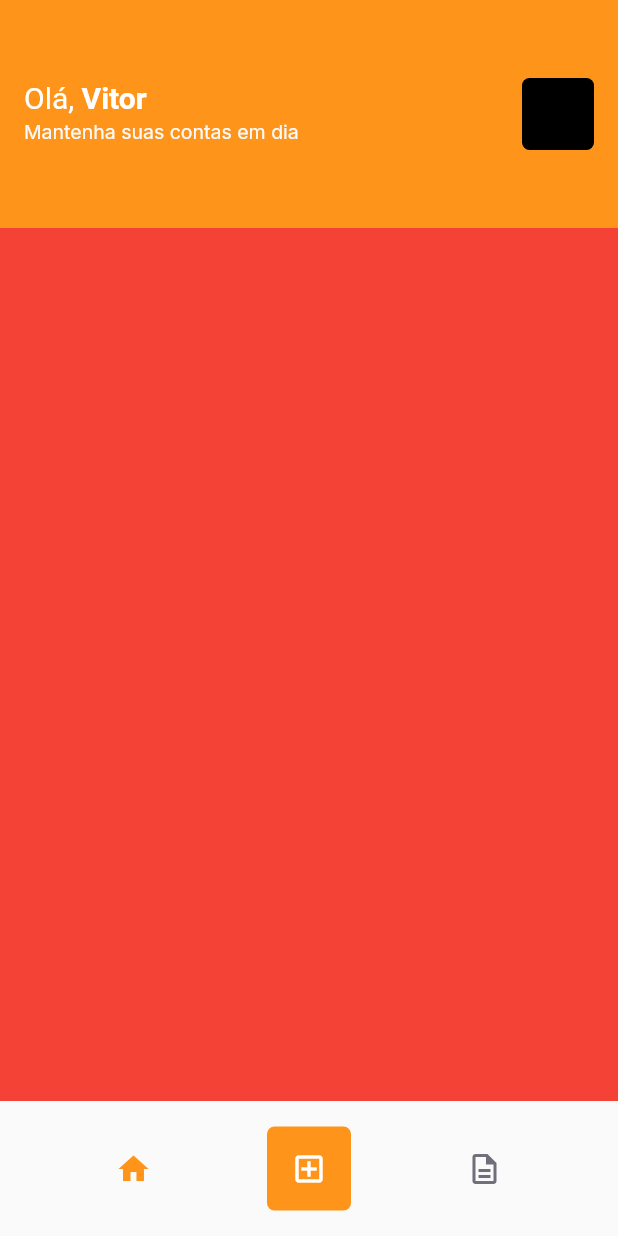
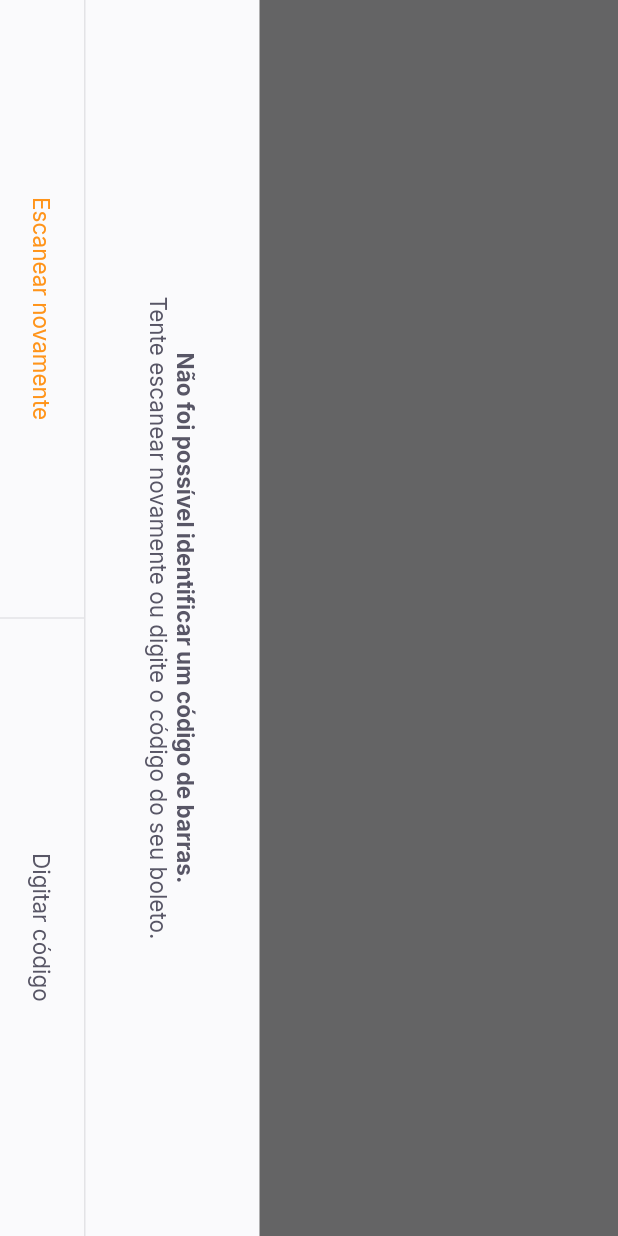
Before and after one commit to rondonVitor/payflow, a Flutter app: the HomePage screen opened by its route, after a tap on the "add box" icon, on a phone screen of 412 x 824 dp. Run offline on Flutter 3.47's test engine with Material 2 defaults, Android fonts, the phone set to English and light mode, and no system bars; our stand-ins replace firebase_core, google_fonts, google_sign_in, shared_preferences; missing offline and left inert: google_ml_kit; accounts and stored records are empty.

Commit message:
Added BarcodeScannerPage

```diff
--- a/lib/app_widget.dart
+++ b/lib/app_widget.dart
@@ -1,4 +1,7 @@
 import 'package:flutter/material.dart';
+import 'package:flutter/services.dart';
+import 'package:google_ml_kit/google_ml_kit.dart';
+import 'package:payflow/modules/barcode_scanner/barcode_scanner_page.dart';
 import 'package:payflow/modules/home/home_page.dart';
 import 'package:payflow/modules/splash/splash_page.dart';
 
@@ -6,11 +9,20 @@ import 'modules/login/login_page.dart';
 import 'shared/themes/app_colors.dart';
 
 class AppWidget extends StatelessWidget {
+
+  AppWidget() {
+    SystemChrome.setPreferredOrientations([
+      DeviceOrientation.portraitDown,
+      DeviceOrientation.portraitUp,
+    ]);
+  }
+
   @override
   Widget build(BuildContext context) {
     return MaterialApp(
       title: 'Pay Flow',
       theme: ThemeData(
+        primarySwatch: Colors.orange,
         primaryColor: AppColors.primary,
       ),
       initialRoute: "/splash",
@@ -18,6 +30,7 @@ class AppWidget extends StatelessWidget {
         "/splash" : (context) => SplashPage(),
         "/home" : (context) => HomePage(),
         "/login" : (context) => LoginPage(),
+        "/barcode_scanner" : (context) => BarcodeScannerPage(),
       }
     );
   }
--- /dev/null
+++ b/lib/modules/barcode_scanner/barcode_scanner_page.dart
@@ -0,0 +1,62 @@
+import 'package:flutter/material.dart';
+import 'package:payflow/shared/themes/app_colors.dart';
+import 'package:payflow/shared/themes/app_text_styles.dart';
+import 'package:payflow/shared/widgets/bottom_sheet/bottom_sheet_widget.dart';
+import 'package:payflow/shared/widgets/set_label_buttons/set_label_buttons.dart';
+
+class BarcodeScannerPage extends StatefulWidget {
+  const BarcodeScannerPage({Key? key}) : super(key: key);
+
+  @override
+  _BarcodeScannerPageState createState() => _BarcodeScannerPageState();
+}
+
+class _BarcodeScannerPageState extends State<BarcodeScannerPage> {
+  @override
+  Widget build(BuildContext context) {
+    return BottomSheetWidget(
+      primaryLabel: "Escanear novamente",
+      primaryOnPressed: () {},
+      secondaryLabel: "Digitar código",
+      secondaryOnPressed: () {},
+      title: "Não foi possível identificar um código de barras.",
+      subTitle: "Tente escanear novamente ou digite o código do seu boleto.",
+    );
+    return SafeArea(
+      child: RotatedBox(
+        quarterTurns: 1,
+        child: Scaffold(
+          appBar: AppBar(
+            centerTitle: true,
+            backgroundColor: Colors.black,
+            title: Text(
+              "Escaneie o código de barras do boleto",
+              style: TextStyles.buttonBackground,
+            ),
+            leading: BackButton(color: AppColors.background),
+          ),
+          body: Column(
+            children: [
+              Expanded(
+                child: Container(color: Colors.black),
+              ),
+              Expanded(
+                flex: 2,
+                child: Container(color: Colors.transparent),
+              ),
+              Expanded(
+                child: Container(color: Colors.black),
+              ),
+            ],
+          ),
+          bottomNavigationBar: SetLabelButtons(
+            primaryLabel: "Inserir código do boleto",
+            primaryOnPressed: () {},
+            secondaryLabel: "Adicionar da galeria",
+            secondaryOnPressed: () {},
+          ),
+        ),
+      ),
+    );
+  }
+}
--- a/lib/modules/home/home_page.dart
+++ b/lib/modules/home/home_page.dart
@@ -66,7 +66,7 @@ class _HomePageState extends State<HomePage> {
             ),
             GestureDetector(
               onTap: () {
-                print("Clicou");
+                Navigator.pushNamed(context, "/barcode_scanner");
               },
               child: Container(
                 width: 56,
--- /dev/null
+++ b/lib/shared/widgets/bottom_sheet/bottom_sheet_widget.dart
@@ -0,0 +1,75 @@
+import 'package:flutter/material.dart';
+
+import 'package:payflow/shared/themes/app_colors.dart';
+import 'package:payflow/shared/themes/app_text_styles.dart';
+import 'package:payflow/shared/widgets/set_label_buttons/set_label_buttons.dart';
+
+class BottomSheetWidget extends StatelessWidget {
+  final String primaryLabel;
+  final VoidCallback primaryOnPressed;
+  final String secondaryLabel;
+  final VoidCallback secondaryOnPressed;
+  final String title;
+  final String subTitle;
+
+  const BottomSheetWidget({
+    Key? key,
+    required this.primaryLabel,
+    required this.primaryOnPressed,
+    required this.secondaryLabel,
+    required this.secondaryOnPressed,
+    required this.title,
+    required this.subTitle,
+  }) : super(key: key);
+
+  @override
+  Widget build(BuildContext context) {
+    return SafeArea(
+      child: RotatedBox(
+        quarterTurns: 1,
+        child: Material(
+          child: Container(
+            color: AppColors.shape,
+            child: Column(
+              children: [
+                Expanded(
+                    child: Container(color: Colors.black.withOpacity(0.6))),
+                Column(
+                  children: [
+                    Padding(
+                      padding: const EdgeInsets.all(40),
+                      child: Text.rich(
+                        TextSpan(
+                          text: title,
+                          style: TextStyles.buttonBoldHeading,
+                          children: [
+                            TextSpan(
+                              text: "\n$subTitle",
+                              style: TextStyles.buttonHeading,
+                            ),
+                          ],
+                        ),
+                        textAlign: TextAlign.center,
+                      ),
+                    ),
+                    Container(
+                      height: 1,
+                      color: AppColors.stroke,
+                    ),
+                    SetLabelButtons(
+                      enablePrimaryColor: true,
+                      primaryLabel: primaryLabel,
+                      primaryOnPressed: primaryOnPressed,
+                      secondaryLabel: secondaryLabel,
+                      secondaryOnPressed: secondaryOnPressed,
+                    )
+                  ],
+                ),
+              ],
+            ),
+          ),
+        ),
+      ),
+    );
+  }
+}
--- /dev/null
+++ b/lib/shared/widgets/divider_vertical/divider_vertical_widget.dart
@@ -0,0 +1,15 @@
+import 'package:flutter/material.dart';
+import 'package:payflow/shared/themes/app_colors.dart';
+
+class DividerVerticalWidget extends StatelessWidget {
+  const DividerVerticalWidget({Key? key}) : super(key: key);
+
+  @override
+  Widget build(BuildContext context) {
+    return Container(
+      width: 1,
+      height: double.maxFinite,
+      color: AppColors.stroke,
+    );
+  }
+}
--- /dev/null
+++ b/lib/shared/widgets/label_button/label_button.dart
@@ -0,0 +1,30 @@
+import 'package:flutter/material.dart';
+
+import 'package:payflow/shared/themes/app_text_styles.dart';
+
+class LabelButton extends StatelessWidget {
+  final String label;
+  final VoidCallback onPressed;
+  final TextStyle? style;
+
+  const LabelButton({
+    Key? key,
+    required this.label,
+    required this.onPressed,
+    this.style,
+  }) : super(key: key);
+
+  @override
+  Widget build(BuildContext context) {
+    return Container(
+      height: 56,
+      child: TextButton(
+        onPressed: onPressed,
+        child: Text(
+          label,
+          style: style ?? TextStyles.buttonHeading,
+        ),
+      ),
+    );
+  }
+}
--- /dev/null
+++ b/lib/shared/widgets/set_label_buttons/set_label_buttons.dart
@@ -0,0 +1,47 @@
+import 'package:flutter/material.dart';
+import 'package:payflow/shared/themes/app_text_styles.dart';
+
+import 'package:payflow/shared/widgets/divider_vertical/divider_vertical_widget.dart';
+import 'package:payflow/shared/widgets/label_button/label_button.dart';
+
+class SetLabelButtons extends StatelessWidget {
+  final String primaryLabel;
+  final VoidCallback primaryOnPressed;
+  final String secondaryLabel;
+  final VoidCallback secondaryOnPressed;
+  final bool enablePrimaryColor;
+
+  const SetLabelButtons({
+    Key? key,
+    required this.primaryLabel,
+    required this.primaryOnPressed,
+    required this.secondaryLabel,
+    required this.secondaryOnPressed,
+    this.enablePrimaryColor = false,
+  }) : super(key: key);
+
+  @override
+  Widget build(BuildContext context) {
+    return Container(
+      height: 56,
+      child: Row(
+        children: [
+          Expanded(
+            child: LabelButton(
+              label: primaryLabel,
+              onPressed: primaryOnPressed,
+              style: enablePrimaryColor ? TextStyles.buttonPrimary : null,
+            ),
+          ),
+          DividerVerticalWidget(),
+          Expanded(
+            child: LabelButton(
+              label: secondaryLabel,
+              onPressed: secondaryOnPressed,
+            ),
+          ),
+        ],
+      ),
+    );
+  }
+}
--- a/pubspec.yaml
+++ b/pubspec.yaml
@@ -32,6 +32,9 @@ dependencies:
   firebase_core: ^1.3.0
   google_sign_in: ^5.0.4
   shared_preferences: ^2.0.6
+  google_ml_kit: ^0.6.0
+  camera: ^0.8.1+3
+  image_picker: ^0.8.1+1
 
 dev_dependencies:
   flutter_test:
```
Also changed, not shown: pubspec.lock.
